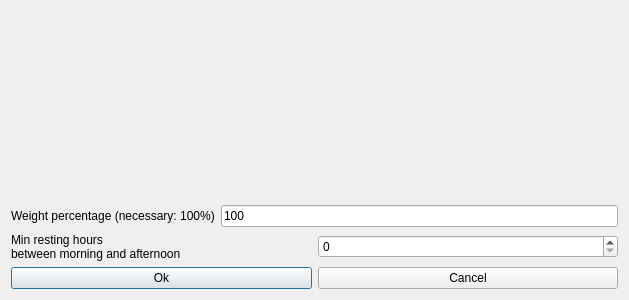
vonmecheln/fet, file fet/src/interface/modifyconstraintstudentsminrestinghoursbetweenmorningandafternoonform_template.ui: the form before one commit.
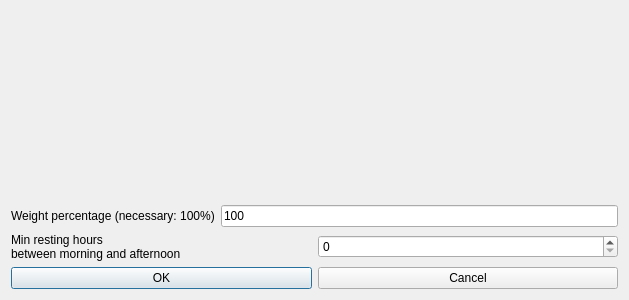
The form after the commit.

What changed in the file:
```diff
--- a/fet/src/interface/modifyconstraintstudentsminrestinghoursbetweenmorningandafternoonform_template.ui
+++ b/fet/src/interface/modifyconstraintstudentsminrestinghoursbetweenmorningandafternoonform_template.ui
@@ -19,7 +19,7 @@
      <item>
       <widget class="QPushButton" name="okPushButton">
        <property name="text">
-        <string>Ok</string>
+        <string>OK</string>
        </property>
       </widget>
      </item>
```
